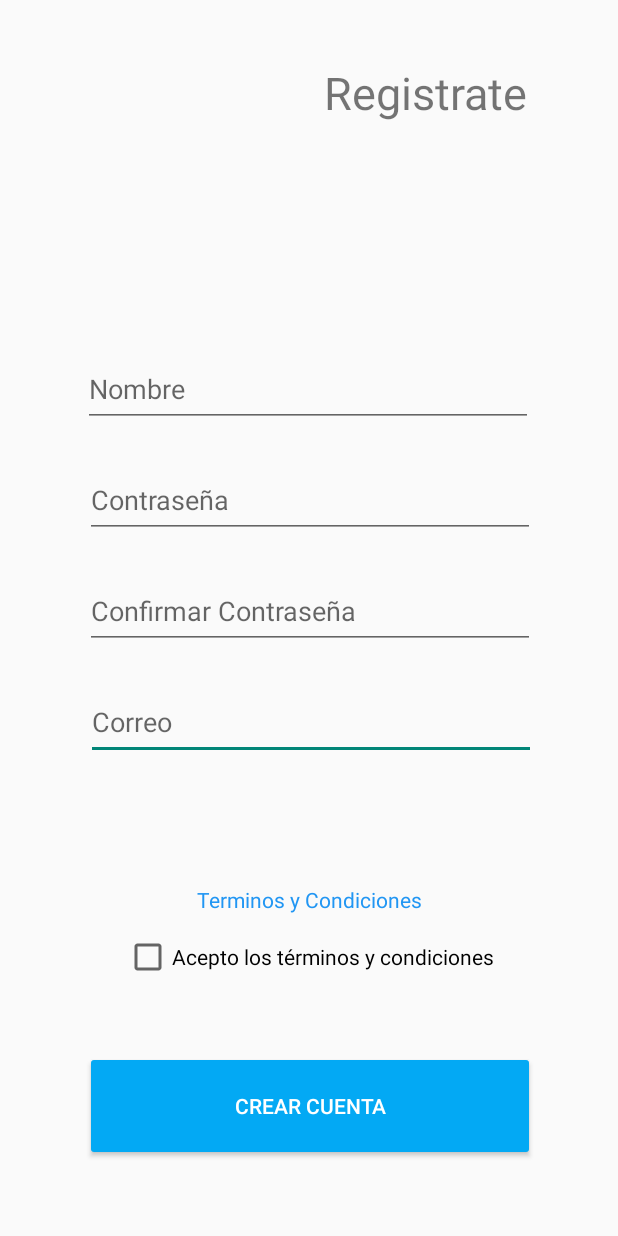
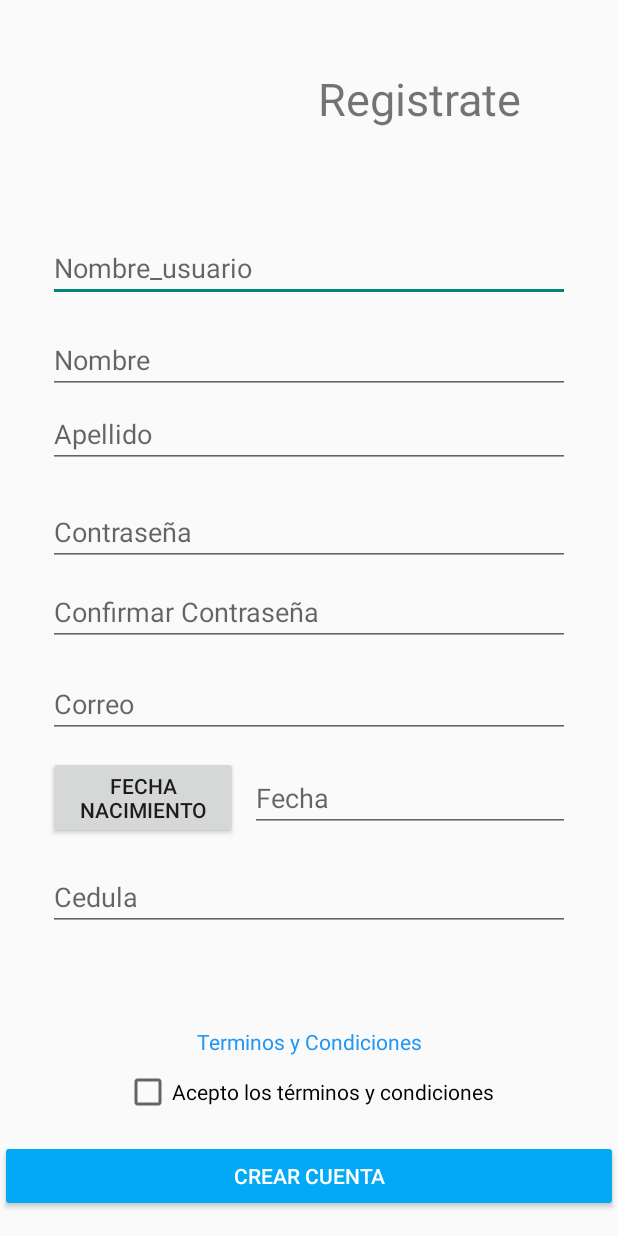
Before and after one commit to FundIngSoft2021-10/Oneconomy, an Android app: the screen it shows after launch (CrearCuenta), after a tap on "CREAR CUENTA", on a phone screen of 412 x 824 dp. Run offline under Robolectric (Android 15) with nearby library versions, the phone set to English and light mode, and no system bars; our stand-ins replace Firebase (no records; nobody signed in at launch, a user with empty details on screens opened directly).

Commit message:
mejora en pantallas

```diff
--- a/Files/app/src/main/java/src/Controler/CrearCuenta.java
+++ b/Files/app/src/main/java/src/Controler/CrearCuenta.java
@@ -1,5 +1,6 @@
 package src.Controler;
 
+import android.app.DatePickerDialog;
 import android.content.Context;
 import android.os.AsyncTask;
 import android.os.Bundle;
@@ -7,6 +8,7 @@ import android.util.Log;
 import android.view.View;
 import android.view.WindowManager;
 import android.widget.CheckBox;
+import android.widget.DatePicker;
 import android.widget.EditText;
 import android.widget.Toast;
 
@@ -25,6 +27,9 @@ import java.io.InputStreamReader;
 import java.net.HttpURLConnection;
 import java.net.MalformedURLException;
 import java.net.URL;
+
+import src.Libraries.DatePickerFragment;
+import src.Model.Cliente;
 
 import static src.Libraries.FireBase.Utils.SignUp;
 
@@ -90,55 +95,101 @@ public class CrearCuenta extends AppCompatActivity {
 
         CheckBox terminos = (CheckBox) findViewById(R.id.checkBox);
 
-        EditText nombre = (EditText) findViewById(R.id.camponombre);
-        String nombreString = String.valueOf(nombre.getText());
-
         EditText contrasena = (EditText) findViewById(R.id.campocontrasena);
         String contrasenaString = String.valueOf(contrasena.getText());
 
         EditText contrasena2 = (EditText) findViewById(R.id.campoconfirmarcontrasena);
         String contrasena2String = String.valueOf(contrasena2.getText());
 
+
         EditText correo = (EditText) findViewById(R.id.campocorreo);
         String correoString = String.valueOf(correo.getText());
 
+        EditText nombre_usuario = (EditText) findViewById(R.id.Nombre_usuario);
+        String nombre_usuarioString = String.valueOf(nombre_usuario.getText());
+
+        EditText nombre = (EditText) findViewById(R.id.camponombre);
+        String nombreString = String.valueOf(nombre.getText());
+
+        EditText apellido = (EditText) findViewById(R.id.Apellido);
+        String apellidoString = String.valueOf(apellido.getText());
+
+        //aqui no va esta variable que le paso al final en la sigiente linea
+        //EditText fecha_seleccionada = (EditText) findViewById(R.id.fecha_seleccionada);
+        //String fecha_nacimientoString = String.valueOf(fecha_seleccionada.getText());
+        String fecha_nacimientoString = "";
+
+        EditText cedula = (EditText) findViewById(R.id.Cedula);
+        String cedulaString = String.valueOf(cedula.getText());
 
 
-        if (contrasenaString.compareTo(contrasena2String) != 0) {
+
+        if (contrasenaString.compareTo(contrasena2String) != 0)
+        {
             error = true;
 
         }
-        if (terminos != null) {
-            error = true;
+        else
+        {
+
+            if (terminos != null) {
+                error = true;
+            }
+            else
+            {
+                if (correoString.isEmpty() ||nombre_usuarioString.isEmpty() || nombreString.isEmpty() || apellidoString.isEmpty() || fecha_nacimientoString.isEmpty() || cedulaString.isEmpty() ) {
+                    error = true;
+                }
+                else
+                {
+                    System.out.println("Intentando Crear...");
+                    guardarCuenta(contrasenaString, correoString, nombreString,nombre_usuarioString,apellidoString,fecha_nacimientoString, cedulaString);
+               }
+            }
         }
 
-        if (error) {
-
+        if (error)
+        {
             Context context = this;
             Toast.makeText(context, "No se pudo crear la cuenta - las contraseñas no coinciden",
                     Toast.LENGTH_SHORT).show();
 
-        } else {
-            System.out.println("Intentando Crear...");
-            guardarCuenta(contrasenaString, correoString, nombreString);
         }
-
     }
 
-    private void guardarCuenta(String contrasena, String correo, String nombre) throws IOException {
+
+        private void guardarCuenta(String contrasenaString, String correoString, String nombreString, String nombre_usuarioString, String apellidoString, String fecha_nacimientoString, String cedulaString) throws IOException {
 
         String TAG = "displayname";
 
         Context context = this;
 
-        System.out.println(contrasena);
-        System.out.println(correo);
-        System.out.println(nombre);
-        SignUp(mAuth, correo, contrasena, context);
+        Cliente cliente = new Cliente(correoString,nombre_usuarioString,nombreString,apellidoString,null,cedulaString);
+
+            System.out.println(contrasenaString);
+        System.out.println(correoString);
+        System.out.println(nombreString);
+        SignUp(mAuth, correoString, contrasenaString, context);
 
         new JsonTask().execute("https://striped-weaver-309814.ue.r.appspot.com/ClienteTest");
 
     }
+
+    public void showDatePickerDialog(View view) {
+
+        DatePickerFragment newFragment = DatePickerFragment.newInstance(new DatePickerDialog.OnDateSetListener() {
+            @Override
+            public void onDateSet(DatePicker datePicker, int year, int month, int day) {
+                // +1 because January is zero
+                final String selectedDate = day + " / " + (month+1) + " / " + year;
+                EditText fecha_seleccionada = (EditText) findViewById(R.id.fecha_seleccionada);
+                fecha_seleccionada.setText(selectedDate);
+            }
+        });
+
+        newFragment.show(getSupportFragmentManager(), "datePicker");
+    }
+
 
     private class JsonTask extends AsyncTask<String, String, JSONObject> {
 
--- /dev/null
+++ b/Files/app/src/main/java/src/Libraries/DatePickerFragment.java
@@ -0,0 +1,37 @@
+package src.Libraries;
+
+import android.app.DatePickerDialog;
+import android.app.Dialog;
+import android.os.Bundle;
+
+import androidx.annotation.NonNull;
+import androidx.fragment.app.DialogFragment;
+
+import java.util.Calendar;
+
+public class DatePickerFragment extends DialogFragment {
+
+    private DatePickerDialog.OnDateSetListener listener;
+
+    public static DatePickerFragment newInstance(DatePickerDialog.OnDateSetListener listener) {
+        DatePickerFragment fragment = new DatePickerFragment();
+        fragment.setListener(listener);
+        return fragment;
+    }
+
+    public void setListener(DatePickerDialog.OnDateSetListener listener) {
+        this.listener = listener;
+    }
+
+    @Override
+    @NonNull
+    public Dialog onCreateDialog(Bundle savedInstanceState) {
+        final Calendar c = Calendar.getInstance();
+        int year = c.get(Calendar.YEAR);
+        int month = c.get(Calendar.MONTH);
+        int day = c.get(Calendar.DAY_OF_MONTH);
+
+        return new DatePickerDialog(getActivity(), listener, year, month, day);
+    }
+
+}
--- a/Files/app/src/main/java/src/Model/Perfil.java
+++ b/Files/app/src/main/java/src/Model/Cliente.java
@@ -2,7 +2,7 @@ package src.Model;
 
 import java.util.Date;
 
-public class Perfil {
+public class Cliente {
 
     //para insertar codigo alt + insert
 
@@ -13,7 +13,7 @@ public class Perfil {
     Date fecha_Nacimiento;
     String cedula;
 
-    public Perfil(String email, String nombre_Usuario, String nombre, String apellido, Date fecha_Nacimiento, String cedula) {
+    public Cliente(String email, String nombre_Usuario, String nombre, String apellido, Date fecha_Nacimiento, String cedula) {
         this.email = email;
         this.nombre_Usuario = nombre_Usuario;
         this.nombre = nombre;
--- a/Files/app/src/main/res/layout/activity_recuperar_contrasena.xml
+++ b/Files/app/src/main/res/layout/activity_recuperar_contrasena.xml
@@ -8,8 +8,10 @@
 
     <EditText
         android:id="@+id/campocorreo"
-        android:layout_width="300dp"
-        android:layout_height="50dp"
+        android:layout_width="0dp"
+        android:layout_height="wrap_content"
+        android:layout_marginStart="32dp"
+        android:layout_marginEnd="32dp"
         android:editable="false"
         android:ems="10"
         android:hint="Correo"
@@ -23,17 +25,17 @@
 
     <Button
         android:id="@+id/boton_crearcuenta"
-        android:layout_width="300dp"
-        android:layout_height="73dp"
+        android:layout_width="0dp"
+        android:layout_height="wrap_content"
         android:backgroundTint="#03A9F4"
         android:onClick="enviarCorreoRecuperacion"
         android:text="Recuperar contraseña"
         android:textColor="#FFFFFF"
         app:layout_constraintBottom_toBottomOf="parent"
-        app:layout_constraintEnd_toEndOf="parent"
+        app:layout_constraintEnd_toEndOf="@+id/campocorreo"
         app:layout_constraintHorizontal_bias="0.495"
-        app:layout_constraintStart_toStartOf="parent"
+        app:layout_constraintStart_toStartOf="@+id/campocorreo"
         app:layout_constraintTop_toBottomOf="@+id/campocorreo"
-        app:layout_constraintVertical_bias="0.189" />
+        app:layout_constraintVertical_bias="0.056" />
 
 </androidx.constraintlayout.widget.ConstraintLayout>
--- a/Files/app/src/main/res/layout/signin_activity.xml
+++ b/Files/app/src/main/res/layout/signin_activity.xml
@@ -9,81 +9,159 @@
 
 
     <EditText
+        android:id="@+id/Nombre_usuario"
+        android:layout_width="0dp"
+        android:layout_height="wrap_content"
+        android:layout_marginStart="32dp"
+        android:layout_marginEnd="32dp"
+        android:layout_marginBottom="16dp"
+        android:editable="false"
+        android:ellipsize="start"
+        android:ems="10"
+        android:hint="Nombre_usuario"
+        android:inputType="textPersonName"
+        android:textIsSelectable="false"
+        app:layout_constraintBottom_toTopOf="@+id/camponombre"
+        app:layout_constraintEnd_toEndOf="parent"
+        app:layout_constraintHorizontal_bias="0.495"
+        app:layout_constraintStart_toStartOf="parent" />
+
+    <EditText
+        android:id="@+id/Apellido"
+        android:layout_width="0dp"
+        android:layout_height="wrap_content"
+        android:layout_marginBottom="20dp"
+        android:editable="false"
+        android:ellipsize="start"
+        android:ems="10"
+        android:hint="Apellido"
+        android:inputType="textPersonName"
+        android:textIsSelectable="false"
+        app:layout_constraintBottom_toTopOf="@+id/campocontrasena"
+        app:layout_constraintEnd_toEndOf="@+id/camponombre"
+        app:layout_constraintHorizontal_bias="0.0"
+        app:layout_constraintStart_toStartOf="@+id/Nombre_usuario" />
+
+    <EditText
         android:id="@+id/campocorreo"
-        android:layout_width="300dp"
-        android:layout_height="50dp"
+        android:layout_width="0dp"
+        android:layout_height="wrap_content"
         android:editable="false"
         android:ems="10"
         android:hint="Correo"
         android:inputType="textEmailAddress"
         app:layout_constraintBottom_toBottomOf="parent"
-        app:layout_constraintEnd_toEndOf="parent"
-        app:layout_constraintHorizontal_bias="0.513"
-        app:layout_constraintStart_toStartOf="parent"
+        app:layout_constraintEnd_toEndOf="@+id/campoconfirmarcontrasena"
+        app:layout_constraintHorizontal_bias="0.0"
+        app:layout_constraintStart_toStartOf="@+id/campoconfirmarcontrasena"
         app:layout_constraintTop_toTopOf="parent"
-        app:layout_constraintVertical_bias="0.59" />
+        app:layout_constraintVertical_bias="0.574" />
 
     <EditText
         android:id="@+id/camponombre"
-        android:layout_width="300dp"
-        android:layout_height="50dp"
-        android:layout_marginBottom="24dp"
+        android:layout_width="0dp"
+        android:layout_height="wrap_content"
+        android:layout_marginBottom="4dp"
         android:editable="false"
         android:ellipsize="start"
         android:ems="10"
         android:hint="Nombre"
         android:inputType="textPersonName"
         android:textIsSelectable="false"
-        app:layout_constraintBottom_toTopOf="@+id/campocontrasena"
-        app:layout_constraintEnd_toEndOf="parent"
-        app:layout_constraintHorizontal_bias="0.495"
-        app:layout_constraintStart_toStartOf="parent" />
+        app:layout_constraintBottom_toTopOf="@+id/Apellido"
+        app:layout_constraintEnd_toEndOf="@+id/Nombre_usuario"
+        app:layout_constraintHorizontal_bias="0.0"
+        app:layout_constraintStart_toStartOf="@+id/Nombre_usuario" />
+
+    <Button
+        android:id="@+id/button3"
+        android:layout_width="0dp"
+        android:layout_height="wrap_content"
+        android:layout_marginTop="12dp"
+        android:layout_marginEnd="8dp"
+        android:onClick="showDatePickerDialog"
+        android:text="Fecha Nacimiento"
+        app:layout_constraintEnd_toStartOf="@+id/fecha_seleccionada"
+        app:layout_constraintStart_toStartOf="@+id/campocorreo"
+        app:layout_constraintTop_toBottomOf="@+id/campocorreo" />
 
     <EditText
         android:id="@+id/campoconfirmarcontrasena"
-        android:layout_width="300dp"
-        android:layout_height="50dp"
-        android:layout_marginBottom="24dp"
+        android:layout_width="0dp"
+        android:layout_height="wrap_content"
+        android:layout_marginBottom="16dp"
         android:editable="false"
         android:ems="10"
         android:hint="Confirmar Contraseña"
         android:inputType="textPassword"
         app:layout_constraintBottom_toTopOf="@+id/campocorreo"
-        app:layout_constraintEnd_toEndOf="parent"
-        app:layout_constraintHorizontal_bias="0.504"
-        app:layout_constraintStart_toStartOf="parent" />
+        app:layout_constraintEnd_toEndOf="@+id/campocontrasena"
+        app:layout_constraintHorizontal_bias="0.0"
+        app:layout_constraintStart_toStartOf="@+id/campocontrasena" />
 
     <EditText
         android:id="@+id/campocontrasena"
-        android:layout_width="300dp"
-        android:layout_height="50dp"
-        android:layout_marginBottom="24dp"
+        android:layout_width="0dp"
+        android:layout_height="wrap_content"
+        android:layout_marginBottom="8dp"
         android:editable="false"
         android:ems="10"
         android:hint="Contraseña"
         android:inputType="textPassword"
         app:layout_constraintBottom_toTopOf="@+id/campoconfirmarcontrasena"
-        app:layout_constraintEnd_toEndOf="parent"
-        app:layout_constraintHorizontal_bias="0.504"
-        app:layout_constraintStart_toStartOf="parent" />
+        app:layout_constraintEnd_toEndOf="@+id/Apellido"
+        app:layout_constraintHorizontal_bias="0.0"
+        app:layout_constraintStart_toStartOf="@+id/Apellido" />
+
+    <EditText
+        android:id="@+id/fecha_seleccionada"
+        android:layout_width="0dp"
+        android:layout_height="wrap_content"
+        android:editable="false"
+        android:ellipsize="start"
+        android:ems="10"
+        android:hint="Fecha"
+        android:inputType="textPersonName"
+        android:textIsSelectable="false"
+        app:layout_constraintBottom_toBottomOf="@+id/button3"
+        app:layout_constraintEnd_toEndOf="@+id/campocorreo"
+        app:layout_constraintTop_toTopOf="@+id/button3" />
+
+    <EditText
+        android:id="@+id/Cedula"
+        android:layout_width="0dp"
+        android:layout_height="wrap_content"
+        android:layout_marginTop="16dp"
+        android:editable="false"
+        android:ellipsize="start"
+        android:ems="10"
+        android:hint="Cedula"
+        android:inputType="textPersonName"
+        android:textIsSelectable="false"
+        app:layout_constraintEnd_toEndOf="@+id/fecha_seleccionada"
+        app:layout_constraintHorizontal_bias="0.0"
+        app:layout_constraintStart_toStartOf="@+id/button3"
+        app:layout_constraintTop_toBottomOf="@+id/button3" />
 
     <ImageView
         android:id="@+id/logo"
-        android:layout_width="139dp"
-        android:layout_height="91dp"
+        android:layout_width="112dp"
+        android:layout_height="127dp"
+        android:layout_marginStart="32dp"
         android:layout_marginTop="16dp"
+        app:layout_constraintBottom_toBottomOf="@+id/crearctxt"
         app:layout_constraintEnd_toEndOf="parent"
         app:layout_constraintHorizontal_bias="0.061"
         app:layout_constraintStart_toStartOf="parent"
-        app:layout_constraintTop_toTopOf="parent"
+        app:layout_constraintTop_toTopOf="@+id/crearctxt"
         tools:srcCompat="@tools:sample/avatars[3]" />
 
     <TextView
         android:id="@+id/crearctxt"
         android:layout_width="201dp"
         android:layout_height="68dp"
-        android:layout_marginTop="28dp"
-        android:layout_marginEnd="28dp"
+        android:layout_marginTop="32dp"
+        android:layout_marginEnd="32dp"
         android:gravity="center"
         android:text="Registrate"
         android:textSize="30sp"
@@ -94,8 +172,9 @@
 
     <Button
         android:id="@+id/boton_crearcuenta"
-        android:layout_width="300dp"
-        android:layout_height="73dp"
+        android:layout_width="0dp"
+        android:layout_height="wrap_content"
+        android:layout_marginBottom="16dp"
         android:backgroundTint="#03A9F4"
         android:onClick="crearCuenta"
         android:text="Crear Cuenta"
@@ -103,31 +182,27 @@
         app:layout_constraintBottom_toBottomOf="parent"
         app:layout_constraintEnd_toEndOf="parent"
         app:layout_constraintHorizontal_bias="0.504"
-        app:layout_constraintStart_toStartOf="parent"
-        app:layout_constraintTop_toBottomOf="@+id/campocorreo"
-        app:layout_constraintVertical_bias="0.796" />
+        app:layout_constraintStart_toStartOf="parent" />
 
     <CheckBox
         android:id="@+id/acceptoterminos"
         android:layout_width="wrap_content"
         android:layout_height="wrap_content"
+        android:layout_marginBottom="16dp"
         android:text="Acepto los términos y condiciones"
         app:layout_constraintBottom_toTopOf="@+id/boton_crearcuenta"
         app:layout_constraintEnd_toEndOf="parent"
-        app:layout_constraintStart_toStartOf="parent"
-        app:layout_constraintTop_toBottomOf="@+id/campocorreo"
-        app:layout_constraintVertical_bias="0.712" />
+        app:layout_constraintStart_toStartOf="parent" />
 
     <TextView
         android:id="@+id/terminos"
         android:layout_width="wrap_content"
         android:layout_height="wrap_content"
+        android:layout_marginBottom="8dp"
         android:text="Terminos y Condiciones"
         android:textColor="#2196F3"
         app:layout_constraintBottom_toTopOf="@+id/acceptoterminos"
         app:layout_constraintEnd_toEndOf="parent"
-        app:layout_constraintStart_toStartOf="parent"
-        app:layout_constraintTop_toBottomOf="@+id/campocorreo"
-        app:layout_constraintVertical_bias="0.866" />
+        app:layout_constraintStart_toStartOf="parent" />
 
 </androidx.constraintlayout.widget.ConstraintLayout>
--- a/Files/app/src/main/res/values/strings.xml
+++ b/Files/app/src/main/res/values/strings.xml
@@ -9,4 +9,5 @@
     <string name="invalid_username">Not a valid username</string>
     <string name="invalid_password">Password must be >5 characters</string>
     <string name="login_failed">"Login failed"</string>
+    <string name="pick_time">"pick_time"</string>
 </resources>
```
